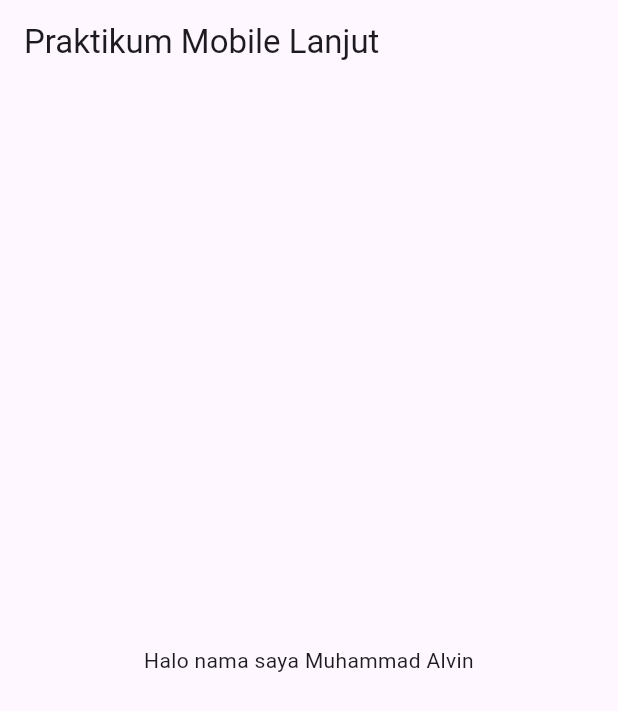
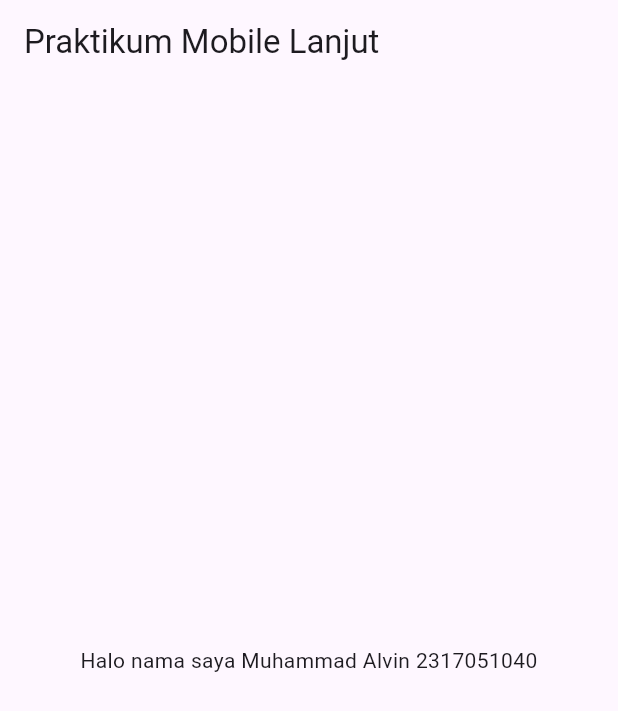
Before and after one commit to Muhammad26Alvin/prak-mobilelanjut-2317051040, a Flutter app: the screen it shows after launch, on a phone screen of 412 x 824 dp. Shown: the top 711 px of the screen. Run offline on Flutter 3.47's test engine with Material 3 defaults, Android fonts, the phone set to English and light mode, and no system bars.

Commit message:
pertemuan 2

```diff
--- a/lib/main.dart
+++ b/lib/main.dart
@@ -21,7 +21,7 @@ class MyApp extends StatelessWidget {
         ),
         body: const Center(
           child: Text(
-            'Halo nama saya Muhammad Alvin',
+            'Halo nama saya Muhammad Alvin 2317051040',
             textAlign: TextAlign.center,
           )
         )
```
